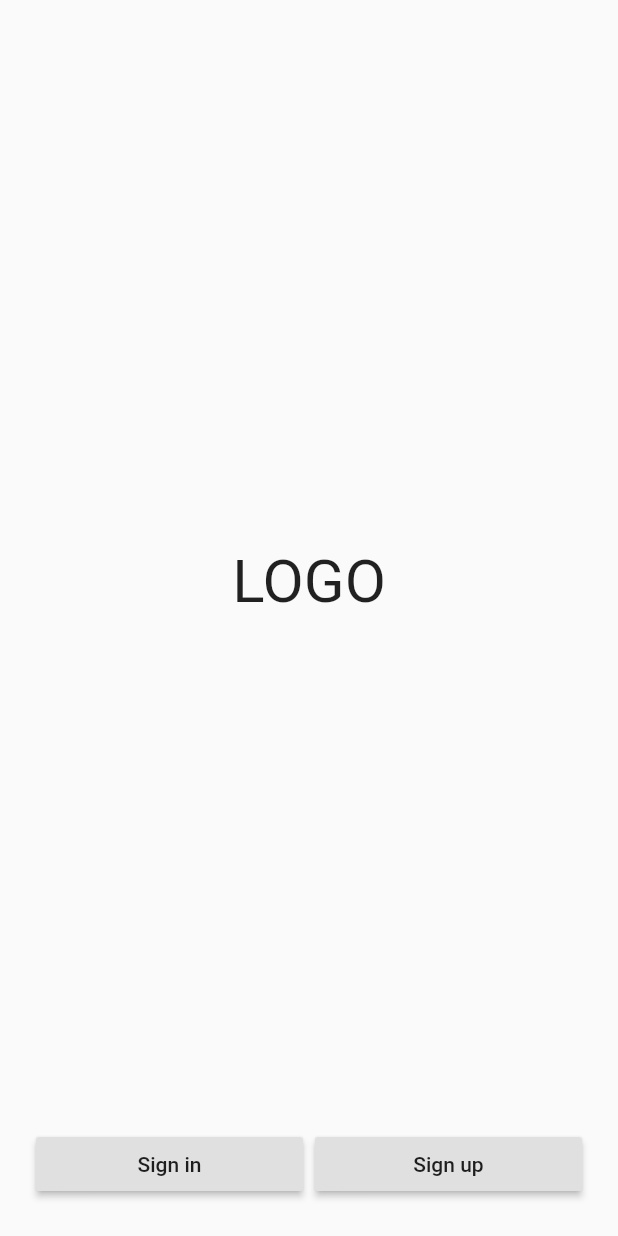
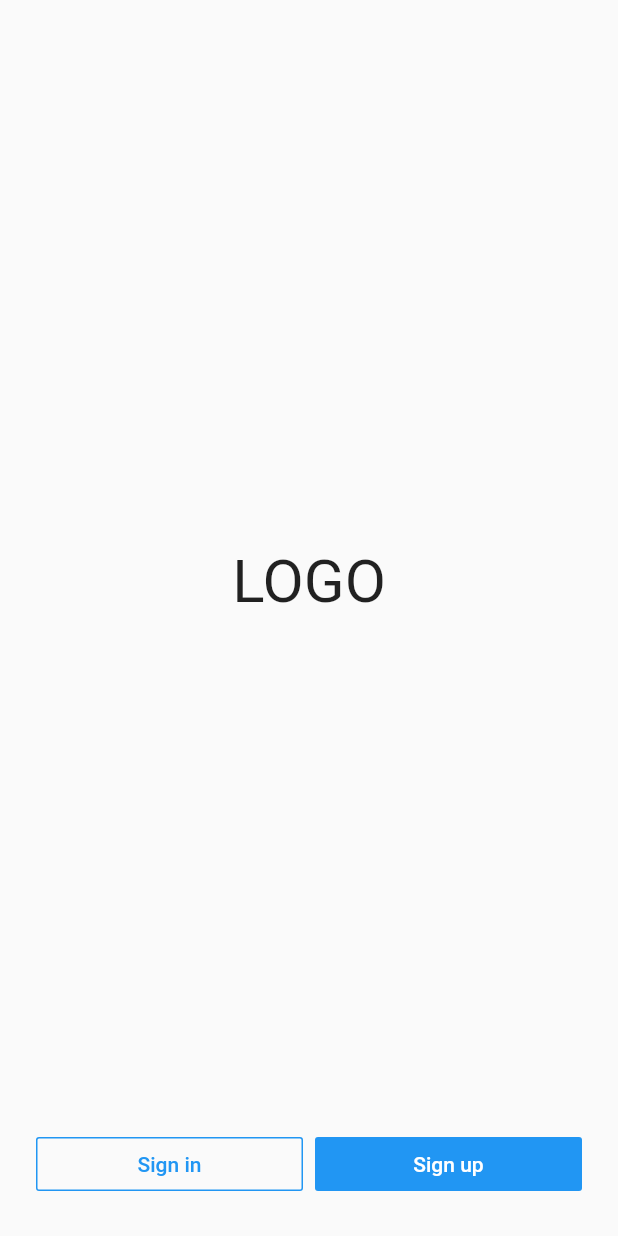
Before and after one commit to andreferrazz/flutter-ecommerce-app, a Flutter app: the screen it shows after launch, on a phone screen of 412 x 824 dp. Run offline on Flutter 3.47's test engine with Material 2 defaults, Android fonts, the phone set to English and light mode, and no system bars; our stand-ins replace firebase_auth, firebase_core; accounts and stored records are empty.

Commit message:
UI feature: improved style of buttons in AuthenticateRoot screen

```diff
--- a/lib/screens/authenticate/authenticate_root.dart
+++ b/lib/screens/authenticate/authenticate_root.dart
@@ -18,8 +18,12 @@ class AuthenticateRoot extends StatelessWidget {
 //            mainAxisAlignment: MainAxisAlignment.spaceAround,
               children: <Widget>[
                 Expanded(
-                  child: RaisedButton(
-                    child: Text('Sign in'),
+                  child: OutlineButton(
+                    borderSide:
+                        BorderSide(color: Theme.of(context).primaryColor),
+                    child: Text('Sign in',
+                        style:
+                            TextStyle(color: Theme.of(context).primaryColor)),
                     onPressed: () {
                       Navigator.push(context, MaterialPageRoute(builder: (_) {
                         return Authenticate(showSignIn: true);
@@ -30,7 +34,10 @@ class AuthenticateRoot extends StatelessWidget {
                 SizedBox(width: 8.0),
                 Expanded(
                   child: RaisedButton(
-                    child: Text('Sign up'),
+                    color: Theme.of(context).primaryColor,
+                    elevation: 0,
+                    child:
+                        Text('Sign up', style: TextStyle(color: Colors.white)),
                     onPressed: () {
                       Navigator.push(context, MaterialPageRoute(builder: (_) {
                         return Authenticate(showSignIn: false);
```
